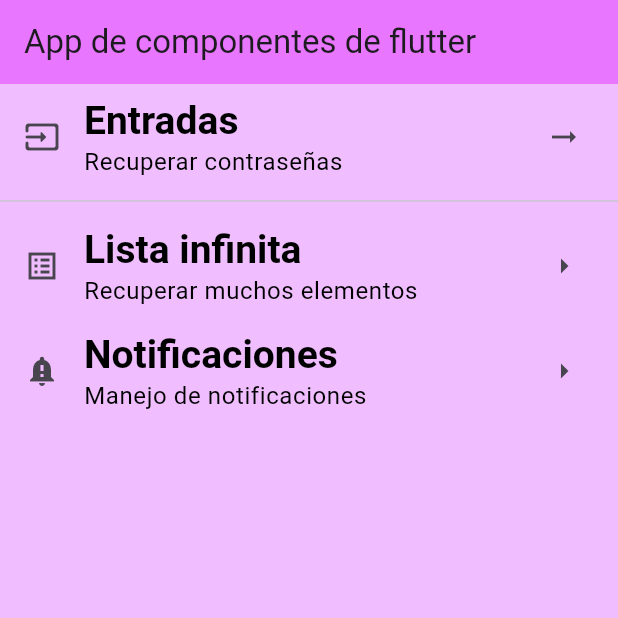
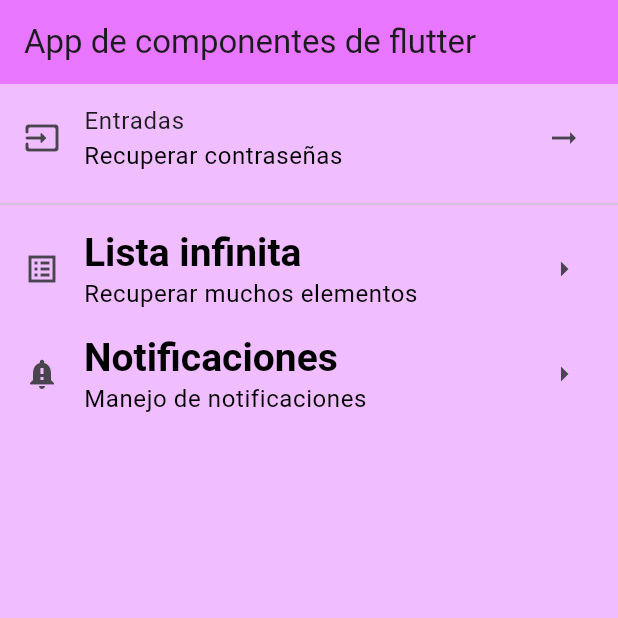
Before and after one commit to AndoniUTT/componentes_flutter5a, a Flutter app: the HomeScreen screen opened directly, on a phone screen of 412 x 824 dp, the top half of it. Run offline on Flutter 3.47's test engine with Material 3 defaults, Android fonts, the phone set to English and light mode, and no system bars; our stand-ins replace google_fonts; statements that could not run were skipped.

Commit message:
creating theme app

```diff
--- a/lib/main_app.dart
+++ b/lib/main_app.dart
@@ -14,7 +14,6 @@ class MainApp extends StatelessWidget {
         appBarTheme: const AppBarTheme(color: Color.fromARGB(255, 232, 118, 255)),
         textTheme: const TextTheme(
           headlineLarge: TextStyle(
-            fontFamily: 'sans-serif',
             fontSize: 26.0,
             fontWeight: FontWeight.bold,
             color: Color.fromARGB(255, 0, 0, 0),
--- a/lib/home_screen.dart
+++ b/lib/screens/home_screen.dart
@@ -1,4 +1,5 @@
 import 'package:flutter/material.dart';
+import 'package:google_fonts/google_fonts.dart';
 
 class HomeScreen extends StatelessWidget {
   const HomeScreen({super.key});
@@ -13,7 +14,7 @@ class HomeScreen extends StatelessWidget {
           children: <Widget> [
             ListTile(
               title: Text('Entradas',
-                  style: Theme.of(context).textTheme.headlineLarge,
+                  style: GoogleFonts.getFont('Roboto'),
                   ),
               subtitle: Text('Recuperar contraseñas',
                 style: Theme.of(context).textTheme.bodySmall,
--- a/pubspec.yaml
+++ b/pubspec.yaml
@@ -9,6 +9,7 @@ environment:
 dependencies:
   flutter:
     sdk: flutter
+  google_fonts:
 
 dev_dependencies:
   flutter_test:
```
Also changed, not shown: pubspec.lock.
